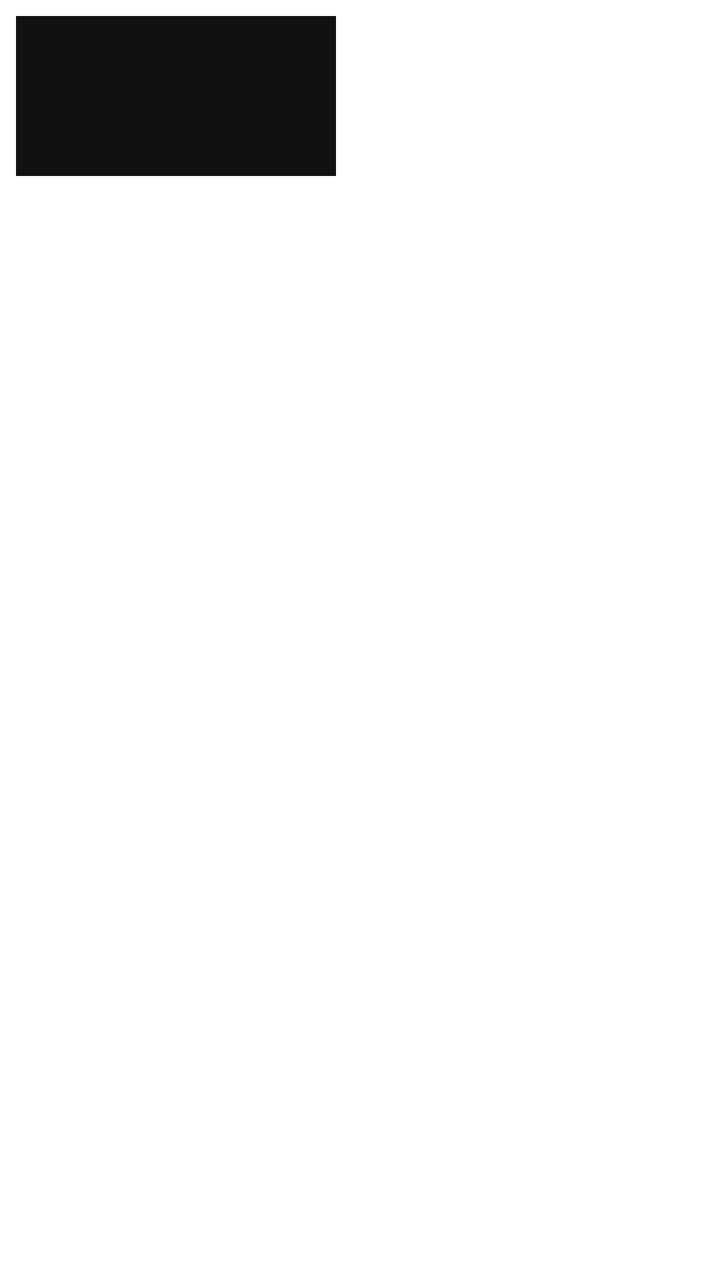
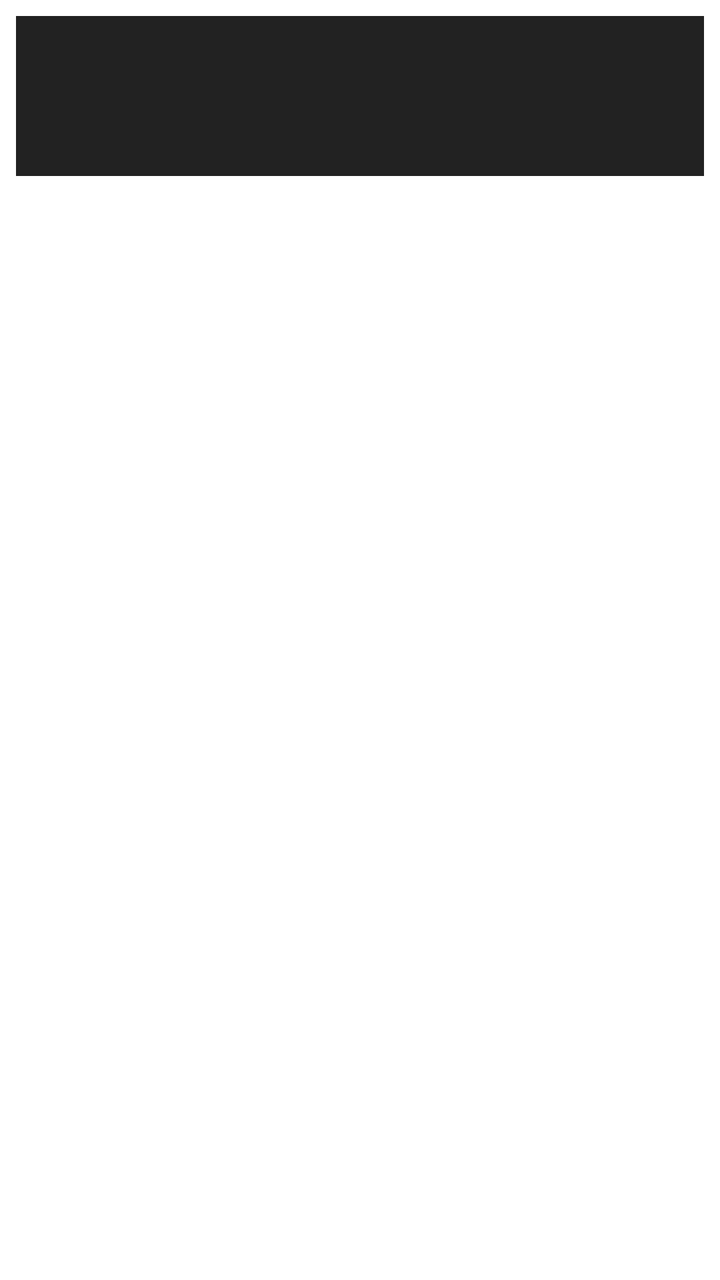

Screens rendered from an Android XML layout before and after an edit, with the pre-edit source and the edit as a unified diff.
<!-- AndroidManifest.xml: application theme Theme.VZLATV -->
<!-- res/layout/item_channel.xml -->
<?xml version="1.0" encoding="utf-8"?>
<FrameLayout xmlns:android="http://schemas.android.com/apk/res/android"
    android:layout_width="wrap_content"
    android:layout_height="wrap_content"
    android:foregroundGravity="center"
    android:padding="8dp">

    <ImageView
        android:id="@+id/channel_logo"
        android:layout_width="160dp"
        android:layout_height="80dp"
        android:scaleType="centerCrop"
        android:background="#222222" />

    <TextView
        android:id="@+id/channel_title"
        android:layout_width="160dp"
        android:layout_height="80dp"
        android:gravity="center"
        android:textColor="@android:color/white"
        android:textSize="16sp"
        android:padding="8dp"
        android:background="#80000000" />

</FrameLayout>
<!-- resources referenced by this layout -->
<resources>
  <style name="Theme.VZLATV" parent="Theme.MaterialComponents.DayNight.NoActionBar">
          <item name="android:windowBackground">@android:color/background_light</item>
      </style>
</resources>

<!-- the commit's change to res/layout/item_channel.xml (unified diff, before → after) -->
@@ -1,25 +1,30 @@
 <?xml version="1.0" encoding="utf-8"?>
-<FrameLayout xmlns:android="http://schemas.android.com/apk/res/android"
-    android:layout_width="wrap_content"
+<LinearLayout xmlns:android="http://schemas.android.com/apk/res/android"
+    android:layout_width="160dp"
     android:layout_height="wrap_content"
-    android:foregroundGravity="center"
+    android:orientation="vertical"
+    android:gravity="center_horizontal"
     android:padding="8dp">
 
     <ImageView
         android:id="@+id/channel_logo"
-        android:layout_width="160dp"
+        android:layout_width="match_parent"
         android:layout_height="80dp"
-        android:scaleType="centerCrop"
-        android:background="#222222" />
+        android:adjustViewBounds="true"
+        android:scaleType="centerInside"
+        android:padding="8dp"
+        android:background="#222222"
+        android:contentDescription="Logo del canal" />
 
     <TextView
         android:id="@+id/channel_title"
-        android:layout_width="160dp"
-        android:layout_height="80dp"
+        android:layout_width="match_parent"
+        android:layout_height="wrap_content"
         android:gravity="center"
         android:textColor="@android:color/white"
-        android:textSize="16sp"
-        android:padding="8dp"
-        android:background="#80000000" />
+        android:textSize="14sp"
+        android:paddingTop="4dp"
+        android:maxLines="1"
+        android:ellipsize="end" />
 
-</FrameLayout>
+</LinearLayout>
